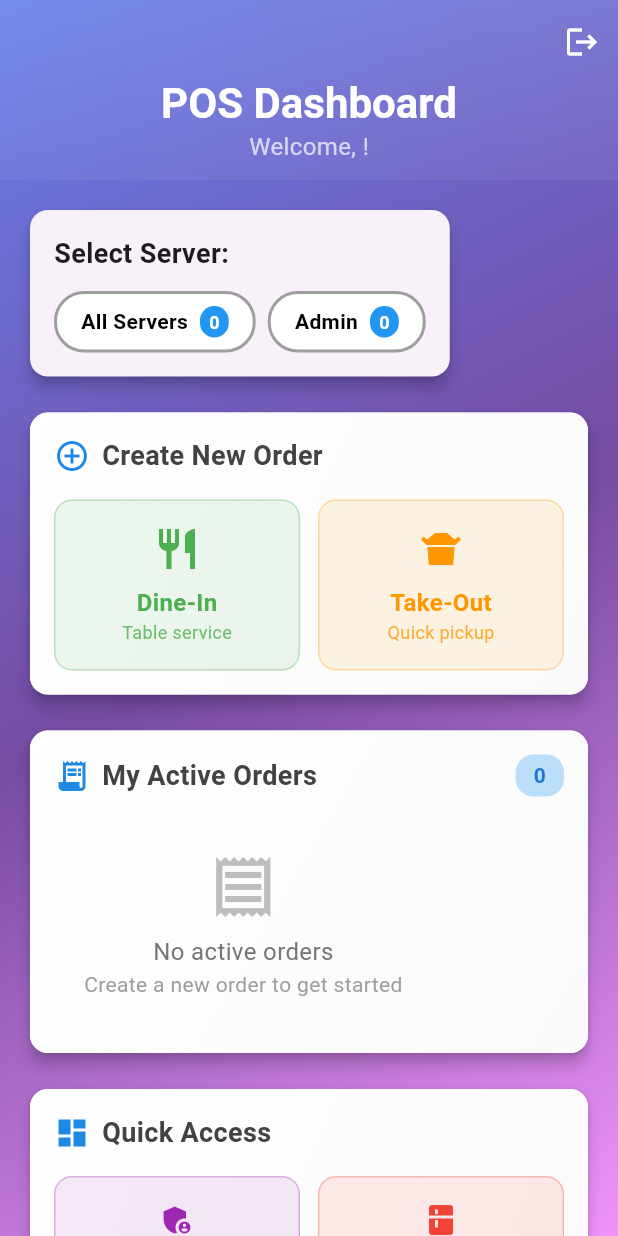
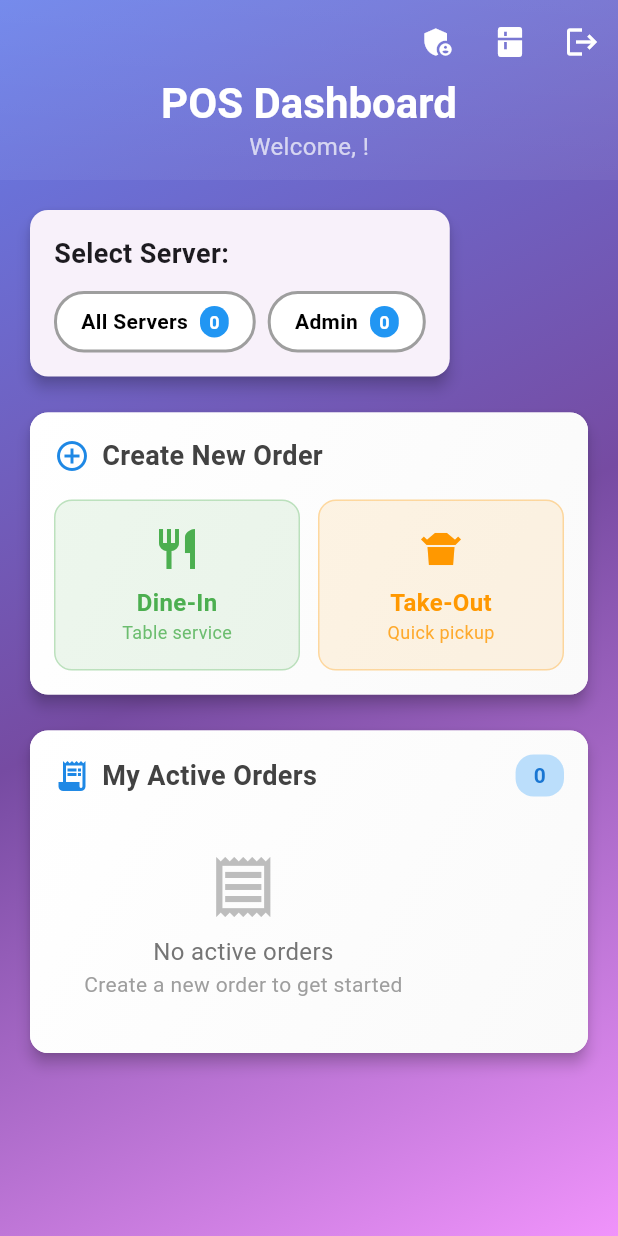
Before and after one commit to varunkan/ai-pos-system, a Flutter app: the OrderTypeSelectionScreen screen opened directly, on a phone screen of 412 x 824 dp. Run offline on Flutter 3.47's test engine with Material 3 defaults, Android fonts, the phone set to English and light mode, and no system bars; our stand-ins replace audioplayers, connectivity_plus, hive_flutter, shared_preferences, sqflite, sqflite_common_ffi and 1 more; missing offline and left inert: network_info_plus; accounts and stored records are empty; statements that could not run were skipped.

Commit message:
feat: Move quick access section to header icons
- Added Admin Panel and Kitchen icons to top-right header corner
- Removed quick access card from bottom of dashboard
- Preserved all navigation functionality
- Improved layout with more space for orders
- Enhanced user experience with always-visible quick access
- Professional header-based navigation design

```diff
--- a/lib/screens/order_type_selection_screen.dart
+++ b/lib/screens/order_type_selection_screen.dart
@@ -599,6 +599,28 @@ class _OrderTypeSelectionScreenState extends State<OrderTypeSelectionScreen> {
                       ),
                     ),
                     actions: [
+                      // Quick Access Icons
+                      IconButton(
+                        icon: const Icon(Icons.admin_panel_settings, color: Colors.white),
+                        onPressed: _openAdminPanel,
+                        tooltip: 'Admin Panel',
+                      ),
+                      IconButton(
+                        icon: const Icon(Icons.kitchen, color: Colors.white),
+                        onPressed: () {
+                          final userService = Provider.of<UserService?>(context, listen: false);
+                          final currentUser = userService?.currentUser;
+                          if (currentUser != null) {
+                            Navigator.push(
+                              context,
+                              MaterialPageRoute(
+                                builder: (context) => KitchenScreen(user: currentUser),
+                              ),
+                            );
+                          }
+                        },
+                        tooltip: 'Kitchen',
+                      ),
                       IconButton(
                         icon: const Icon(Icons.logout, color: Colors.white),
                         onPressed: _logout,
@@ -626,11 +648,6 @@ class _OrderTypeSelectionScreenState extends State<OrderTypeSelectionScreen> {
 
                           // Active Orders Section
                           _buildActiveOrdersSection(orderService),
-
-                          const SizedBox(height: 16),
-
-                          // Quick Access Section
-                          _buildQuickAccessSection(),
                         ],
                       ),
                     ),
```
